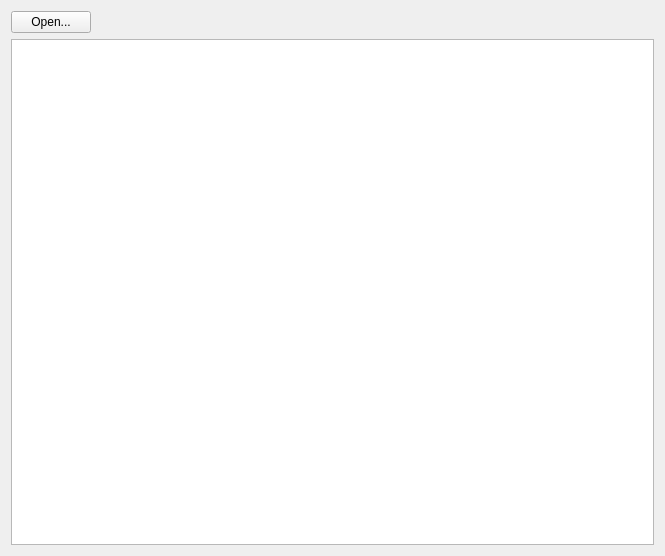
dridri/bcflight, file controller_pc/ui/blackbox.ui: the form before one commit.
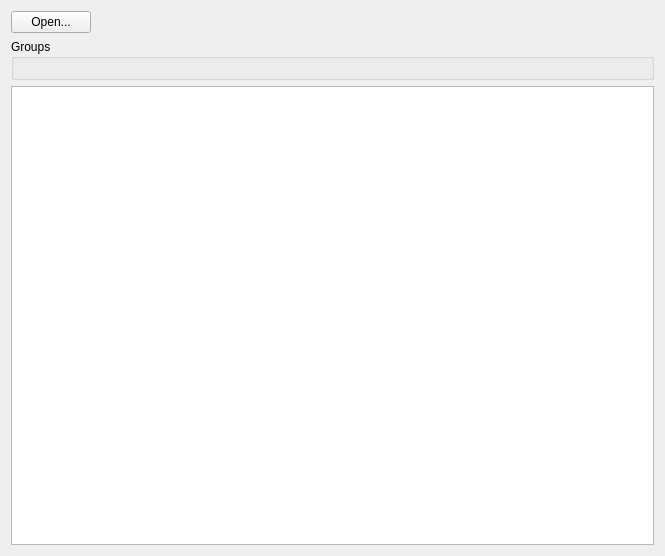
The form after the commit.

Commit message: highlight changes in blackbox

Diff of the .ui file:
```diff
--- a/controller_pc/ui/blackbox.ui
+++ b/controller_pc/ui/blackbox.ui
@@ -41,9 +41,21 @@
      </property>
     </widget>
    </item>
-   <item row="1" column="0" colspan="3">
+   <item row="2" column="0" colspan="3">
     <widget class="QTableView" name="table"/>
    </item>
+   <item row="1" column="0" colspan="3">
+    <widget class="QGroupBox" name="groups">
+     <property name="title">
+      <string>Groups</string>
+     </property>
+     <layout class="QGridLayout" name="gridLayout_2">
+      <item row="0" column="0">
+       <layout class="QHBoxLayout" name="groupsLayout"/>
+      </item>
+     </layout>
+    </widget>
+   </item>
   </layout>
  </widget>
  <resources/>
```
The commit also changes 1 other file.
